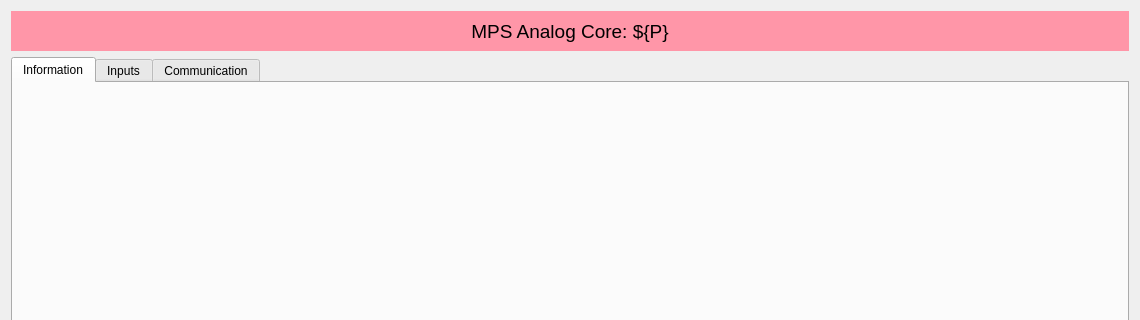
Above: mps_bpm_core.ui from ad-build-test/pydm-mps before the change; both pictures show x 0 to 1140 and y 0 to 320 of the 1140 by 865 pixel window. Below: the same form after it.
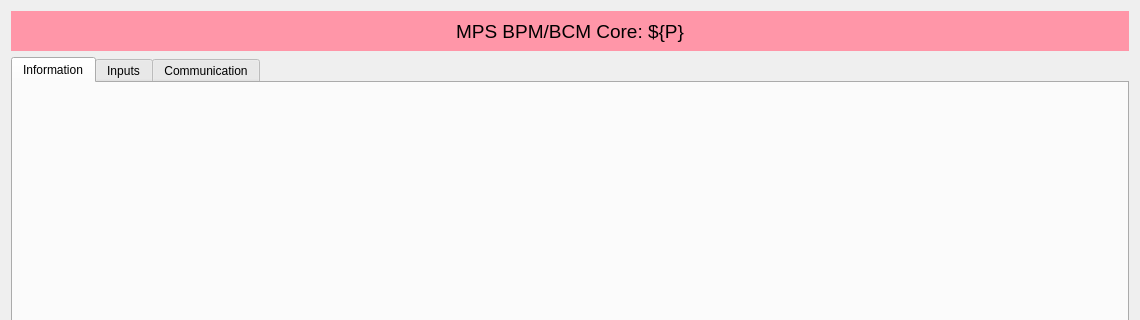
That is the form after the change. Custom widgets are drawn as their Qt base class.

```diff
--- a/mps_bpm_core.ui
+++ b/mps_bpm_core.ui
@@ -45,7 +45,7 @@
         <string notr="true">background-color: rgb(255, 150, 168);</string>
        </property>
        <property name="text">
-        <string>MPS Analog Core: ${P}</string>
+        <string>MPS BPM/BCM Core: ${P}</string>
        </property>
        <property name="alignment">
         <set>Qt::AlignCenter</set>
```
Left out of the diff: 2 changed lines with no effect on the pictures.
